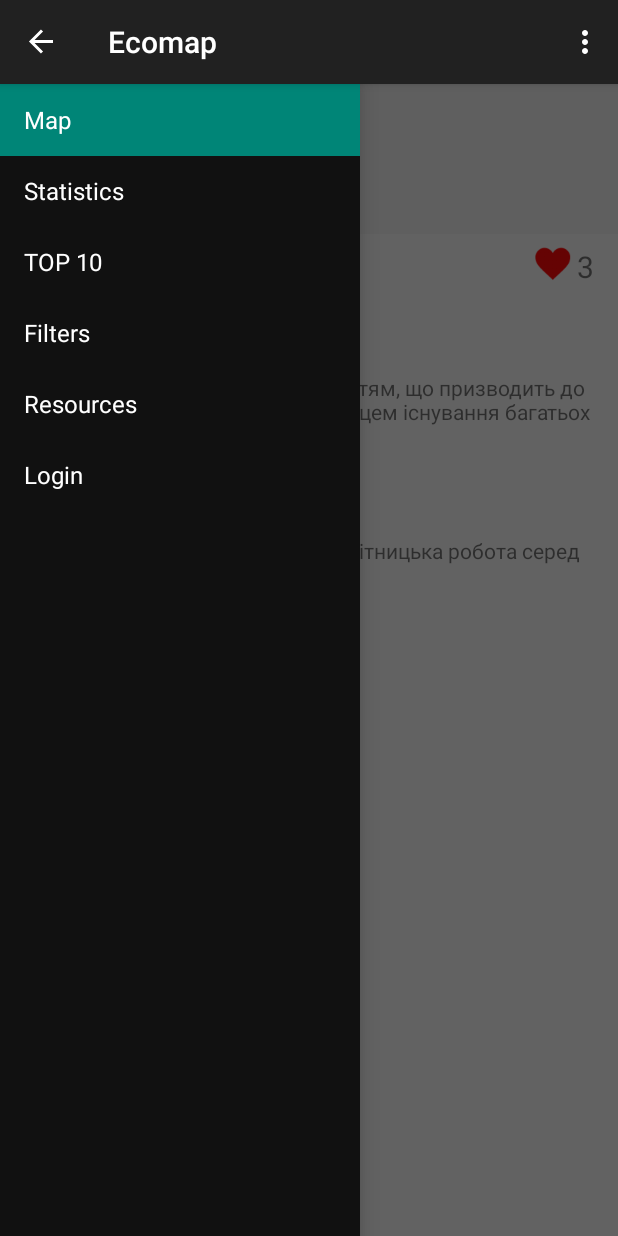
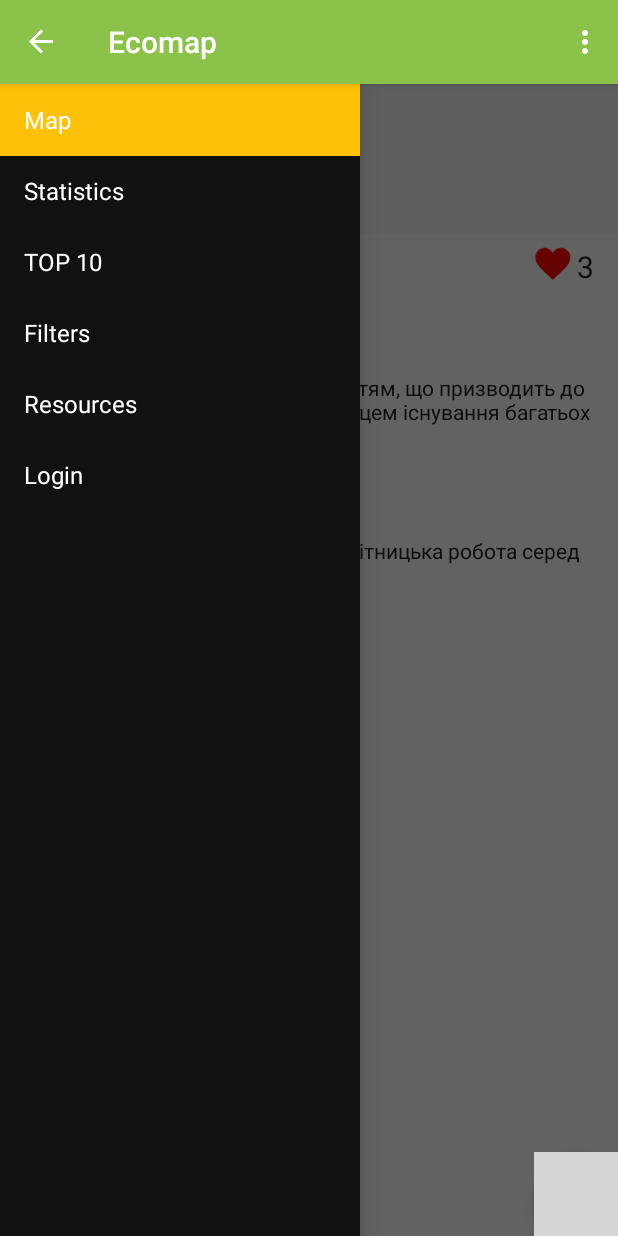
Before and after one commit to ITsvetkoFF/Kv-009, an Android app: the screen it shows after launch (MainActivity), with the side drawer open, on a phone screen of 412 x 824 dp. Run offline under Robolectric (Android 15) with nearby library versions, the phone set to English and light mode, and no system bars; libraries missing offline, so code that uses them is left out: com.google.maps.android, com.nostra13.universalimageloader, com.wunderlist.slidinglayer; plain views replace SlidingLayer; 20 statements that could not run were skipped; grey boxes are pictures that could not be loaded.

Commit message:
FAB & styles changed

```diff
--- a/app/build.gradle
+++ b/app/build.gradle
@@ -31,4 +31,5 @@
     compile 'com.nostra13.universalimageloader:universal-image-loader:1.9.4'
     compile 'it.sephiroth.android.library.imagezoom:imagezoom:+'
     compile 'com.wunderlist:sliding-layer:1.1.1'
+    compile 'com.android.support:design:22.2.0'
 }
--- a/app/src/main/res/layout/map_layout_main.xml
+++ b/app/src/main/res/layout/map_layout_main.xml
@@ -1,5 +1,6 @@
 <?xml version="1.0" encoding="utf-8"?>
 <RelativeLayout xmlns:android="http://schemas.android.com/apk/res/android"
+    xmlns:app="http://schemas.android.com/tools"
     android:layout_width="match_parent"
     android:layout_height="match_parent"
     xmlns:slidingLayer="http://schemas.android.com/apk/res-auto">
@@ -243,4 +244,15 @@
 
     </com.wunderlist.slidinglayer.SlidingLayer>
 
+    <android.support.design.widget.FloatingActionButton
+        android:id="@+id/fab"
+        android:layout_width="wrap_content"
+        android:layout_height="wrap_content"
+        android:src="@drawable/ic_add_white_24dp"
+        android:layout_gravity="bottom|end"
+        android:layout_alignParentBottom="true"
+        android:layout_alignParentRight="true"
+        android:layout_alignParentEnd="true"
+        app:fabSize="normal" />
+
 </RelativeLayout>
--- a/app/src/main/res/values/color.xml
+++ b/app/src/main/res/values/color.xml
@@ -1,4 +1,5 @@
 <?xml version="1.0" encoding="utf-8"?>
 <resources>
     <color name="lime_500">#CDDC39</color>
+    <color name="green_500">#4CAF50</color>
 </resources>
--- a/app/src/main/res/values/styles.xml
+++ b/app/src/main/res/values/styles.xml
@@ -18,8 +18,23 @@
     <color name="white3">#E2E2E2</color>
     <color name="white">#FFFFFF</color>
 
+    <color name="primary">#8BC34A</color>
+    <color name="primary_dark">#689F38</color>
+    <color name="primary_light">#DCEDC8</color>
+    <color name="accent">#FFC107</color>
+    <color name="primary_text">#212121</color>
+    <color name="secondary_text">#727272</color>
+    <color name="icons">#212121</color>
+    <color name="divider">#B6B6B6</color>
+
     <!-- Base application theme -->
     <style name="AppTheme" parent="Theme.AppCompat.Light.DarkActionBar">
+        <item name="colorAccent">@color/accent</item>
+        <item name="colorPrimary">@color/primary</item>
+        <item name="colorPrimaryDark">@color/primary_dark</item>
+        <item name="android:textColor">@color/primary_text</item>
+        <item name="android:textColorHint">@color/secondary_text</item>
+
     </style>
 
 
```
Also changed, not shown: 1 other file.
